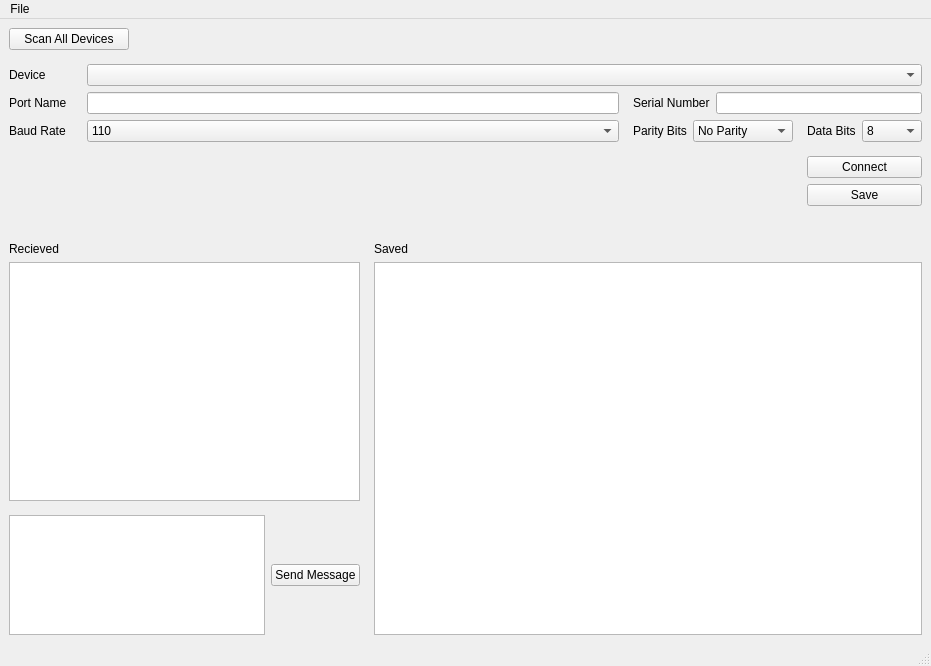
This is src/gui/ui_files/main_communication_gui.ui in SourabhSNath/Port_Communication as Qt 5 draws it before an edit. The edited form follows.
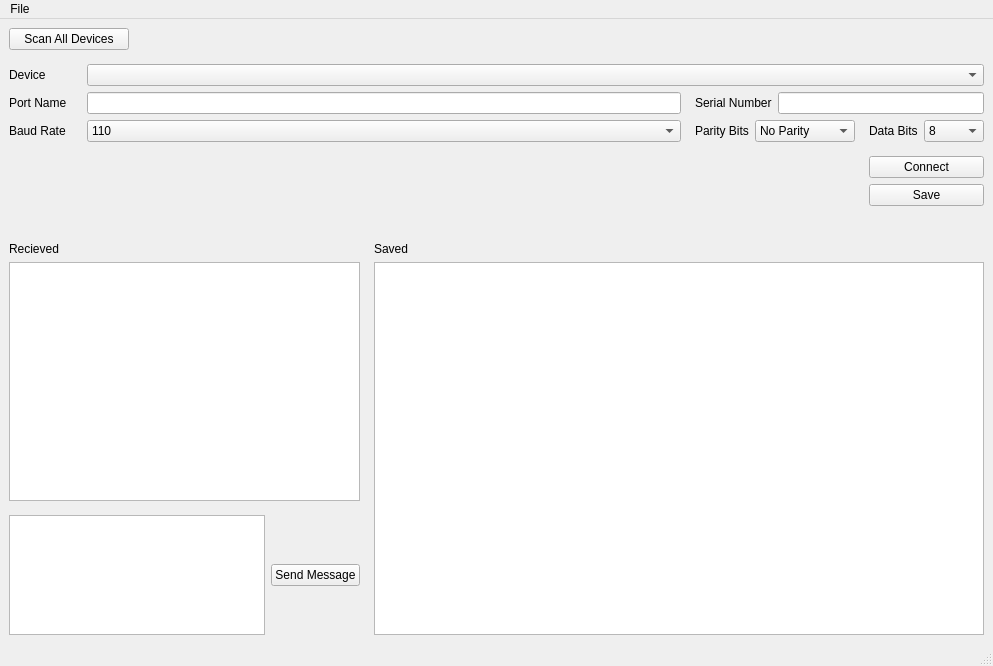
This is the edited form.

```diff
--- a/src/gui/ui_files/main_communication_gui.ui
+++ b/src/gui/ui_files/main_communication_gui.ui
@@ -6,7 +6,7 @@
    <rect>
     <x>0</x>
     <y>0</y>
-    <width>931</width>
+    <width>993</width>
     <height>666</height>
    </rect>
   </property>
@@ -405,7 +405,7 @@
     <rect>
      <x>0</x>
      <y>0</y>
-     <width>931</width>
+     <width>993</width>
      <height>27</height>
     </rect>
    </property>
```
Left out of the diff: 12 changed lines with no effect on the pictures.
